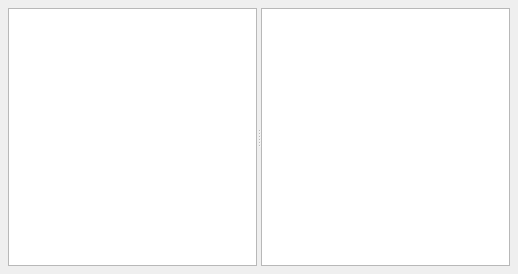
Above: src/Forms/QSvn.ui from anrichter/qsvn before the change. Below: the same form after it.
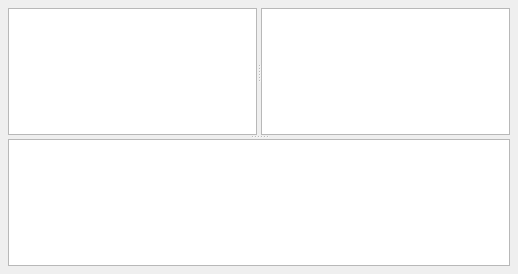
That is the form after the change.

Commit message: - port StatusText

Patch:
```diff
--- a/src/Forms/QSvn.ui
+++ b/src/Forms/QSvn.ui
@@ -24,6 +24,18 @@
      <number>6</number>
     </property>
     <item row="0" column="0" >
+     <widget class="QSplitter" name="splitterHorizontal" >
+      <property name="orientation" >
+       <enum>Qt::Vertical</enum>
+      </property>
+      <layout class="QVBoxLayout" >
+       <property name="margin" >
+        <number>8</number>
+       </property>
+       <property name="spacing" >
+        <number>6</number>
+       </property>
+      </layout>
      <widget class="QSplitter" name="splitterVertical" >
       <property name="orientation" >
        <enum>Qt::Horizontal</enum>
@@ -38,6 +50,8 @@
       </layout>
       <widget class="QTreeView" name="treeViewWorkingCopy" />
       <widget class="QTreeView" name="treeViewFileList" />
+      </widget>
+      <widget class="QTextEdit" name="editStatusText" />
      </widget>
     </item>
    </layout>
```
Lines whose indentation alone changed are shown as unchanged. The commit also changes 5 other files.
